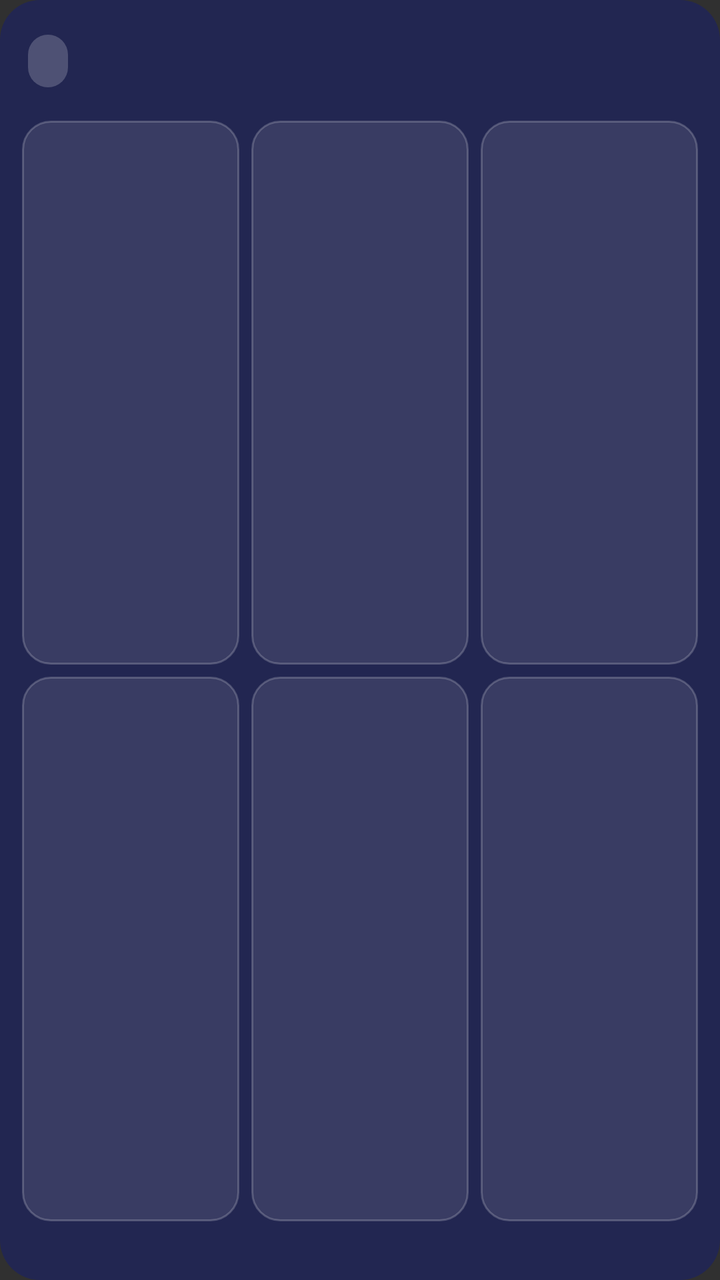
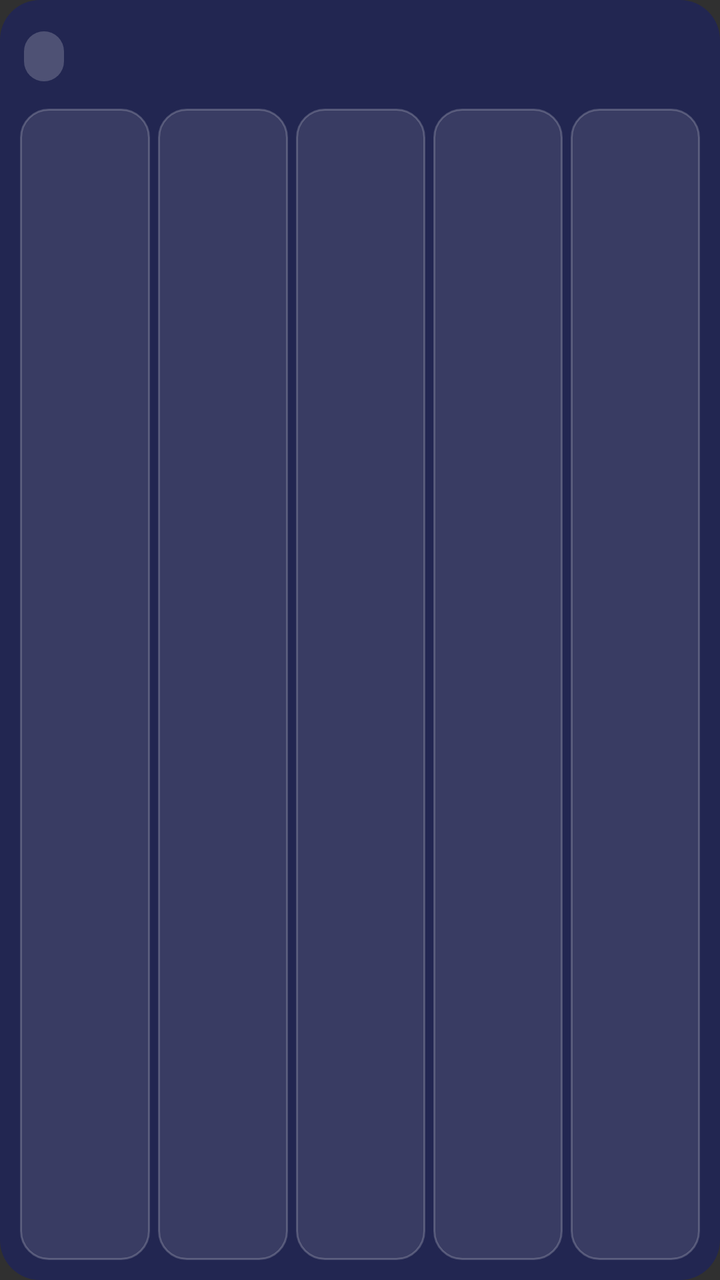

An Android layout rendered at two revisions. The XML below is the earlier revision; the diff shows what the commit changed to produce the second picture.
<!-- AndroidManifest.xml: application theme android:Theme.Material.NoActionBar -->
<!-- res/layout/widget_track.xml -->
<?xml version="1.0" encoding="utf-8"?>
<LinearLayout xmlns:android="http://schemas.android.com/apk/res/android" android:id="@+id/tk_root" android:layout_width="match_parent" android:layout_height="match_parent"
    android:background="@drawable/widget_bg" android:orientation="vertical" android:padding="8dp">
    <LinearLayout android:id="@+id/tk_head" android:layout_width="match_parent" android:layout_height="wrap_content" android:layout_marginStart="6dp" android:layout_marginEnd="6dp"
        android:gravity="center_vertical" android:layoutDirection="rtl" android:orientation="horizontal">
        <TextView android:id="@+id/tk_day" android:layout_width="wrap_content" android:layout_height="wrap_content" android:textColor="#FFFFFFFF" android:textSize="34sp" android:textStyle="bold"/>
        <LinearLayout android:layout_width="0dp" android:layout_height="wrap_content" android:layout_weight="1" android:layout_marginStart="10dp" android:orientation="vertical">
            <TextView android:id="@+id/tk_hijri" android:layout_width="wrap_content" android:layout_height="wrap_content" android:textColor="#FFFFFFFF" android:textSize="14sp" android:singleLine="true"/>
            <TextView android:id="@+id/tk_greg" android:layout_width="wrap_content" android:layout_height="wrap_content" android:textColor="#FFE9DDBB" android:textSize="12sp" android:singleLine="true"/>
        </LinearLayout>
        <TextView android:id="@+id/tk_count" android:layout_width="wrap_content" android:layout_height="wrap_content" android:textColor="#FFE8B84A" android:textSize="15sp" android:textStyle="bold" android:background="@drawable/w_chip" android:paddingStart="10dp" android:paddingEnd="10dp" android:paddingTop="3dp" android:paddingBottom="3dp"/>
    </LinearLayout>
    <LinearLayout android:layout_width="match_parent" android:layout_height="0dp" android:layout_weight="1" android:layout_marginTop="4dp" android:orientation="vertical">
    <LinearLayout android:layout_width="match_parent" android:layout_height="0dp" android:layout_weight="1" android:layoutDirection="rtl" android:orientation="horizontal">
        <LinearLayout android:id="@+id/tk_b0" android:layout_width="0dp" android:layout_height="match_parent" android:layout_weight="1"
            android:layout_margin="3dp" android:background="@drawable/w_tile" android:gravity="center" android:orientation="vertical">
            <TextView android:id="@+id/tk_d0" android:layout_width="wrap_content" android:layout_height="wrap_content" android:textColor="#FFC9CCE0" android:textSize="22sp" />
            <TextView android:id="@+id/tk_n0" android:layout_width="wrap_content" android:layout_height="wrap_content" android:textColor="#FFFFFFFF" android:textSize="15sp" android:textStyle="bold"/>
            <TextView android:id="@+id/tk_t0" android:layout_width="wrap_content" android:layout_height="wrap_content" android:textColor="#FFB8C2DC" android:textSize="13sp" />
        </LinearLayout>
        <LinearLayout android:id="@+id/tk_b1" android:layout_width="0dp" android:layout_height="match_parent" android:layout_weight="1"
            android:layout_margin="3dp" android:background="@drawable/w_tile" android:gravity="center" android:orientation="vertical">
            <TextView android:id="@+id/tk_d1" android:layout_width="wrap_content" android:layout_height="wrap_content" android:textColor="#FFC9CCE0" android:textSize="22sp" />
            <TextView android:id="@+id/tk_n1" android:layout_width="wrap_content" android:layout_height="wrap_content" android:textColor="#FFFFFFFF" android:textSize="15sp" android:textStyle="bold"/>
            <TextView android:id="@+id/tk_t1" android:layout_width="wrap_content" android:layout_height="wrap_content" android:textColor="#FFB8C2DC" android:textSize="13sp" />
        </LinearLayout>
        <LinearLayout android:id="@+id/tk_b2" android:layout_width="0dp" android:layout_height="match_parent" android:layout_weight="1"
            android:layout_margin="3dp" android:background="@drawable/w_tile" android:gravity="center" android:orientation="vertical">
            <TextView android:id="@+id/tk_d2" android:layout_width="wrap_content" android:layout_height="wrap_content" android:textColor="#FFC9CCE0" android:textSize="22sp" />
            <TextView android:id="@+id/tk_n2" android:layout_width="wrap_content" android:layout_height="wrap_content" android:textColor="#FFFFFFFF" android:textSize="15sp" android:textStyle="bold"/>
            <TextView android:id="@+id/tk_t2" android:layout_width="wrap_content" android:layout_height="wrap_content" android:textColor="#FFB8C2DC" android:textSize="13sp" />
        </LinearLayout>
    </LinearLayout>
    <LinearLayout android:layout_width="match_parent" android:layout_height="0dp" android:layout_weight="1" android:layoutDirection="rtl" android:orientation="horizontal">
        <LinearLayout android:id="@+id/tk_b3" android:layout_width="0dp" android:layout_height="match_parent" android:layout_weight="1"
            android:layout_margin="3dp" android:background="@drawable/w_tile" android:gravity="center" android:orientation="vertical">
            <TextView android:id="@+id/tk_d3" android:layout_width="wrap_content" android:layout_height="wrap_content" android:textColor="#FFC9CCE0" android:textSize="22sp" />
            <TextView android:id="@+id/tk_n3" android:layout_width="wrap_content" android:layout_height="wrap_content" android:textColor="#FFFFFFFF" android:textSize="15sp" android:textStyle="bold"/>
            <TextView android:id="@+id/tk_t3" android:layout_width="wrap_content" android:layout_height="wrap_content" android:textColor="#FFB8C2DC" android:textSize="13sp" />
        </LinearLayout>
        <LinearLayout android:id="@+id/tk_b4" android:layout_width="0dp" android:layout_height="match_parent" android:layout_weight="1"
            android:layout_margin="3dp" android:background="@drawable/w_tile" android:gravity="center" android:orientation="vertical">
            <TextView android:id="@+id/tk_d4" android:layout_width="wrap_content" android:layout_height="wrap_content" android:textColor="#FFC9CCE0" android:textSize="22sp" />
            <TextView android:id="@+id/tk_n4" android:layout_width="wrap_content" android:layout_height="wrap_content" android:textColor="#FFFFFFFF" android:textSize="15sp" android:textStyle="bold"/>
            <TextView android:id="@+id/tk_t4" android:layout_width="wrap_content" android:layout_height="wrap_content" android:textColor="#FFB8C2DC" android:textSize="13sp" />
        </LinearLayout>
        <LinearLayout android:id="@+id/tk_b5" android:layout_width="0dp" android:layout_height="match_parent" android:layout_weight="1"
            android:layout_margin="3dp" android:background="@drawable/w_tile" android:gravity="center" android:orientation="vertical">
            <TextView android:id="@+id/tk_d5" android:layout_width="wrap_content" android:layout_height="wrap_content" android:textColor="#FFC9CCE0" android:textSize="22sp" />
            <TextView android:id="@+id/tk_n5" android:layout_width="wrap_content" android:layout_height="wrap_content" android:textColor="#FFFFFFFF" android:textSize="15sp" android:textStyle="bold"/>
            <TextView android:id="@+id/tk_t5" android:layout_width="wrap_content" android:layout_height="wrap_content" android:textColor="#FFB8C2DC" android:textSize="13sp" />
        </LinearLayout>
    </LinearLayout>
    </LinearLayout>
    <TextView android:id="@+id/tk_city" android:layout_width="wrap_content" android:layout_height="wrap_content" android:textColor="#FFB8C2DC" android:textSize="12sp" android:layout_gravity="center_horizontal" android:layout_marginTop="2dp"/>
</LinearLayout>
<!-- resources referenced by this layout -->
<resources>
  <!-- drawable w_chip (drawable) -->
  <?xml version="1.0" encoding="utf-8"?>
  <shape xmlns:android="http://schemas.android.com/apk/res/android" android:shape="rectangle">
      <solid android:color="#33FFFFFF" />
      <corners android:radius="12dp" />
  </shape>
  <!-- drawable w_tile (drawable) -->
  <?xml version="1.0" encoding="utf-8"?>
  <shape xmlns:android="http://schemas.android.com/apk/res/android" android:shape="rectangle">
      <solid android:color="#1AFFFFFF" />
      <corners android:radius="14dp" />
      <stroke android:width="1dp" android:color="#33FFFFFF" />
  </shape>
  <!-- drawable widget_bg (drawable) -->
  <?xml version="1.0" encoding="utf-8"?>
  <shape xmlns:android="http://schemas.android.com/apk/res/android" android:shape="rectangle">
      <solid android:color="#F2222654" />
      <corners android:radius="20dp" />
  </shape>
</resources>

<!-- the commit's change to res/layout/widget_track.xml (unified diff, before → after) -->
@@ -1,56 +1,46 @@
 <?xml version="1.0" encoding="utf-8"?>
 <LinearLayout xmlns:android="http://schemas.android.com/apk/res/android" android:id="@+id/tk_root" android:layout_width="match_parent" android:layout_height="match_parent"
     android:background="@drawable/widget_bg" android:orientation="vertical" android:padding="8dp">
-    <LinearLayout android:id="@+id/tk_head" android:layout_width="match_parent" android:layout_height="wrap_content" android:layout_marginStart="6dp" android:layout_marginEnd="6dp"
+    <LinearLayout android:id="@+id/tk_head" android:layout_width="match_parent" android:layout_height="wrap_content" android:layout_marginStart="4dp" android:layout_marginEnd="4dp"
         android:gravity="center_vertical" android:layoutDirection="rtl" android:orientation="horizontal">
-        <TextView android:id="@+id/tk_day" android:layout_width="wrap_content" android:layout_height="wrap_content" android:textColor="#FFFFFFFF" android:textSize="34sp" android:textStyle="bold"/>
-        <LinearLayout android:layout_width="0dp" android:layout_height="wrap_content" android:layout_weight="1" android:layout_marginStart="10dp" android:orientation="vertical">
-            <TextView android:id="@+id/tk_hijri" android:layout_width="wrap_content" android:layout_height="wrap_content" android:textColor="#FFFFFFFF" android:textSize="14sp" android:singleLine="true"/>
-            <TextView android:id="@+id/tk_greg" android:layout_width="wrap_content" android:layout_height="wrap_content" android:textColor="#FFE9DDBB" android:textSize="12sp" android:singleLine="true"/>
+        <TextView android:id="@+id/tk_day" android:layout_width="wrap_content" android:layout_height="wrap_content" android:textColor="#FFFFFFFF" android:textSize="30sp" android:textStyle="bold" />
+        <LinearLayout android:layout_width="0dp" android:layout_height="wrap_content" android:layout_weight="1" android:layout_marginStart="8dp" android:orientation="vertical">
+            <TextView android:id="@+id/tk_hijri" android:layout_width="match_parent" android:layout_height="wrap_content" android:maxLines="1" android:textColor="#FFFFFFFF" android:textSize="14sp" android:autoSizeTextType="uniform" android:autoSizeMinTextSize="8sp" android:autoSizeMaxTextSize="14sp" android:autoSizeStepGranularity="1sp" />
+            <TextView android:id="@+id/tk_greg" android:layout_width="match_parent" android:layout_height="wrap_content" android:maxLines="1" android:textColor="#FFE9DDBB" android:textSize="12sp" android:autoSizeTextType="uniform" android:autoSizeMinTextSize="8sp" android:autoSizeMaxTextSize="12sp" android:autoSizeStepGranularity="1sp" />
         </LinearLayout>
-        <TextView android:id="@+id/tk_count" android:layout_width="wrap_content" android:layout_height="wrap_content" android:textColor="#FFE8B84A" android:textSize="15sp" android:textStyle="bold" android:background="@drawable/w_chip" android:paddingStart="10dp" android:paddingEnd="10dp" android:paddingTop="3dp" android:paddingBottom="3dp"/>
+        <TextView android:id="@+id/tk_count" android:layout_width="wrap_content" android:layout_height="wrap_content" android:textColor="#FFE8B84A" android:textSize="14sp" android:textStyle="bold"
+            android:background="@drawable/w_chip" android:paddingStart="10dp" android:paddingEnd="10dp" android:paddingTop="3dp" android:paddingBottom="3dp" />
     </LinearLayout>
-    <LinearLayout android:layout_width="match_parent" android:layout_height="0dp" android:layout_weight="1" android:layout_marginTop="4dp" android:orientation="vertical">
-    <LinearLayout android:layout_width="match_parent" android:layout_height="0dp" android:layout_weight="1" android:layoutDirection="rtl" android:orientation="horizontal">
+    <LinearLayout android:layout_width="match_parent" android:layout_height="0dp" android:layout_weight="1" android:layout_marginTop="4dp" android:layoutDirection="rtl" android:orientation="horizontal">
         <LinearLayout android:id="@+id/tk_b0" android:layout_width="0dp" android:layout_height="match_parent" android:layout_weight="1"
-            android:layout_margin="3dp" android:background="@drawable/w_tile" android:gravity="center" android:orientation="vertical">
-            <TextView android:id="@+id/tk_d0" android:layout_width="wrap_content" android:layout_height="wrap_content" android:textColor="#FFC9CCE0" android:textSize="22sp" />
-            <TextView android:id="@+id/tk_n0" android:layout_width="wrap_content" android:layout_height="wrap_content" android:textColor="#FFFFFFFF" android:textSize="15sp" android:textStyle="bold"/>
-            <TextView android:id="@+id/tk_t0" android:layout_width="wrap_content" android:layout_height="wrap_content" android:textColor="#FFB8C2DC" android:textSize="13sp" />
+            android:layout_margin="2dp" android:background="@drawable/w_tile" android:gravity="center" android:orientation="vertical" android:padding="2dp">
+            <TextView android:id="@+id/tk_d0" android:layout_width="wrap_content" android:layout_height="wrap_content" android:textColor="#FFC9CCE0" android:textSize="20sp" />
+            <TextView android:id="@+id/tk_n0" android:layout_width="match_parent" android:layout_height="wrap_content" android:maxLines="1" android:textColor="#FFFFFFFF" android:textSize="14sp" android:autoSizeTextType="uniform" android:autoSizeMinTextSize="8sp" android:autoSizeMaxTextSize="14sp" android:autoSizeStepGranularity="1sp" android:gravity="center" android:textStyle="bold" />
+            <TextView android:id="@+id/tk_t0" android:layout_width="match_parent" android:layout_height="wrap_content" android:maxLines="1" android:textColor="#FFB8C2DC" android:textSize="12sp" android:autoSizeTextType="uniform" android:autoSizeMinTextSize="8sp" android:autoSizeMaxTextSize="12sp" android:autoSizeStepGranularity="1sp" android:gravity="center" />
         </LinearLayout>
         <LinearLayout android:id="@+id/tk_b1" android:layout_width="0dp" android:layout_height="match_parent" android:layout_weight="1"
-            android:layout_margin="3dp" android:background="@drawable/w_tile" android:gravity="center" android:orientation="vertical">
-            <TextView android:id="@+id/tk_d1" android:layout_width="wrap_content" android:layout_height="wrap_content" android:textColor="#FFC9CCE0" android:textSize="22sp" />
-            <TextView android:id="@+id/tk_n1" android:layout_width="wrap_content" android:layout_height="wrap_content" android:textColor="#FFFFFFFF" android:textSize="15sp" android:textStyle="bold"/>
-            <TextView android:id="@+id/tk_t1" android:layout_width="wrap_content" android:layout_height="wrap_content" android:textColor="#FFB8C2DC" android:textSize="13sp" />
+            android:layout_margin="2dp" android:background="@drawable/w_tile" android:gravity="center" android:orientation="vertical" android:padding="2dp">
+            <TextView android:id="@+id/tk_d1" android:layout_width="wrap_content" android:layout_height="wrap_content" android:textColor="#FFC9CCE0" android:textSize="20sp" />
+            <TextView android:id="@+id/tk_n1" android:layout_width="match_parent" android:layout_height="wrap_content" android:maxLines="1" android:textColor="#FFFFFFFF" android:textSize="14sp" android:autoSizeTextType="uniform" android:autoSizeMinTextSize="8sp" android:autoSizeMaxTextSize="14sp" android:autoSizeStepGranularity="1sp" android:gravity="center" android:textStyle="bold" />
+            <TextView android:id="@+id/tk_t1" android:layout_width="match_parent" android:layout_height="wrap_content" android:maxLines="1" android:textColor="#FFB8C2DC" android:textSize="12sp" android:autoSizeTextType="uniform" android:autoSizeMinTextSize="8sp" android:autoSizeMaxTextSize="12sp" android:autoSizeStepGranularity="1sp" android:gravity="center" />
         </LinearLayout>
         <LinearLayout android:id="@+id/tk_b2" android:layout_width="0dp" android:layout_height="match_parent" android:layout_weight="1"
-            android:layout_margin="3dp" android:background="@drawable/w_tile" android:gravity="center" android:orientation="vertical">
-            <TextView android:id="@+id/tk_d2" android:layout_width="wrap_content" android:layout_height="wrap_content" android:textColor="#FFC9CCE0" android:textSize="22sp" />
-            <TextView android:id="@+id/tk_n2" android:layout_width="wrap_content" android:layout_height="wrap_content" android:textColor="#FFFFFFFF" android:textSize="15sp" android:textStyle="bold"/>
-            <TextView android:id="@+id/tk_t2" android:layout_width="wrap_content" android:layout_height="wrap_content" android:textColor="#FFB8C2DC" android:textSize="13sp" />
+            android:layout_margin="2dp" android:background="@drawable/w_tile" android:gravity="center" android:orientation="vertical" android:padding="2dp">
+            <TextView android:id="@+id/tk_d2" android:layout_width="wrap_content" android:layout_height="wrap_content" android:textColor="#FFC9CCE0" android:textSize="20sp" />
+            <TextView android:id="@+id/tk_n2" android:layout_width="match_parent" android:layout_height="wrap_content" android:maxLines="1" android:textColor="#FFFFFFFF" android:textSize="14sp" android:autoSizeTextType="uniform" android:autoSizeMinTextSize="8sp" android:autoSizeMaxTextSize="14sp" android:autoSizeStepGranularity="1sp" android:gravity="center" android:textStyle="bold" />
+            <TextView android:id="@+id/tk_t2" android:layout_width="match_parent" android:layout_height="wrap_content" android:maxLines="1" android:textColor="#FFB8C2DC" android:textSize="12sp" android:autoSizeTextType="uniform" android:autoSizeMinTextSize="8sp" android:autoSizeMaxTextSize="12sp" android:autoSizeStepGranularity="1sp" android:gravity="center" />
+        </LinearLayout>
+        <LinearLayout android:id="@+id/tk_b3" android:layout_width="0dp" android:layout_height="match_parent" android:layout_weight="1"
+            android:layout_margin="2dp" android:background="@drawable/w_tile" android:gravity="center" android:orientation="vertical" android:padding="2dp">
+            <TextView android:id="@+id/tk_d3" android:layout_width="wrap_content" android:layout_height="wrap_content" android:textColor="#FFC9CCE0" android:textSize="20sp" />
+            <TextView android:id="@+id/tk_n3" android:layout_width="match_parent" android:layout_height="wrap_content" android:maxLines="1" android:textColor="#FFFFFFFF" android:textSize="14sp" android:autoSizeTextType="uniform" android:autoSizeMinTextSize="8sp" android:autoSizeMaxTextSize="14sp" android:autoSizeStepGranularity="1sp" android:gravity="center" android:textStyle="bold" />
+            <TextView android:id="@+id/tk_t3" android:layout_width="match_parent" android:layout_height="wrap_content" android:maxLines="1" android:textColor="#FFB8C2DC" android:textSize="12sp" android:autoSizeTextType="uniform" android:autoSizeMinTextSize="8sp" android:autoSizeMaxTextSize="12sp" android:autoSizeStepGranularity="1sp" android:gravity="center" />
+        </LinearLayout>
+        <LinearLayout android:id="@+id/tk_b4" android:layout_width="0dp" android:layout_height="match_parent" android:layout_weight="1"
+            android:layout_margin="2dp" android:background="@drawable/w_tile" android:gravity="center" android:orientation="vertical" android:padding="2dp">
+            <TextView android:id="@+id/tk_d4" android:layout_width="wrap_content" android:layout_height="wrap_content" android:textColor="#FFC9CCE0" android:textSize="20sp" />
+            <TextView android:id="@+id/tk_n4" android:layout_width="match_parent" android:layout_height="wrap_content" android:maxLines="1" android:textColor="#FFFFFFFF" android:textSize="14sp" android:autoSizeTextType="uniform" android:autoSizeMinTextSize="8sp" android:autoSizeMaxTextSize="14sp" android:autoSizeStepGranularity="1sp" android:gravity="center" android:textStyle="bold" />
+            <TextView android:id="@+id/tk_t4" android:layout_width="match_parent" android:layout_height="wrap_content" android:maxLines="1" android:textColor="#FFB8C2DC" android:textSize="12sp" android:autoSizeTextType="uniform" android:autoSizeMinTextSize="8sp" android:autoSizeMaxTextSize="12sp" android:autoSizeStepGranularity="1sp" android:gravity="center" />
         </LinearLayout>
     </LinearLayout>
-    <LinearLayout android:layout_width="match_parent" android:layout_height="0dp" android:layout_weight="1" android:layoutDirection="rtl" android:orientation="horizontal">
-        <LinearLayout android:id="@+id/tk_b3" android:layout_width="0dp" android:layout_height="match_parent" android:layout_weight="1"
-            android:layout_margin="3dp" android:background="@drawable/w_tile" android:gravity="center" android:orientation="vertical">
-            <TextView android:id="@+id/tk_d3" android:layout_width="wrap_content" android:layout_height="wrap_content" android:textColor="#FFC9CCE0" android:textSize="22sp" />
-            <TextView android:id="@+id/tk_n3" android:layout_width="wrap_content" android:layout_height="wrap_content" android:textColor="#FFFFFFFF" android:textSize="15sp" android:textStyle="bold"/>
-            <TextView android:id="@+id/tk_t3" android:layout_width="wrap_content" android:layout_height="wrap_content" android:textColor="#FFB8C2DC" android:textSize="13sp" />
-        </LinearLayout>
-        <LinearLayout android:id="@+id/tk_b4" android:layout_width="0dp" android:layout_height="match_parent" android:layout_weight="1"
-            android:layout_margin="3dp" android:background="@drawable/w_tile" android:gravity="center" android:orientation="vertical">
-            <TextView android:id="@+id/tk_d4" android:layout_width="wrap_content" android:layout_height="wrap_content" android:textColor="#FFC9CCE0" android:textSize="22sp" />
-            <TextView android:id="@+id/tk_n4" android:layout_width="wrap_content" android:layout_height="wrap_content" android:textColor="#FFFFFFFF" android:textSize="15sp" android:textStyle="bold"/>
-            <TextView android:id="@+id/tk_t4" android:layout_width="wrap_content" android:layout_height="wrap_content" android:textColor="#FFB8C2DC" android:textSize="13sp" />
-        </LinearLayout>
-        <LinearLayout android:id="@+id/tk_b5" android:layout_width="0dp" android:layout_height="match_parent" android:layout_weight="1"
-            android:layout_margin="3dp" android:background="@drawable/w_tile" android:gravity="center" android:orientation="vertical">
-            <TextView android:id="@+id/tk_d5" android:layout_width="wrap_content" android:layout_height="wrap_content" android:textColor="#FFC9CCE0" android:textSize="22sp" />
-            <TextView android:id="@+id/tk_n5" android:layout_width="wrap_content" android:layout_height="wrap_content" android:textColor="#FFFFFFFF" android:textSize="15sp" android:textStyle="bold"/>
-            <TextView android:id="@+id/tk_t5" android:layout_width="wrap_content" android:layout_height="wrap_content" android:textColor="#FFB8C2DC" android:textSize="13sp" />
-        </LinearLayout>
-    </LinearLayout>
-    </LinearLayout>
-    <TextView android:id="@+id/tk_city" android:layout_width="wrap_content" android:layout_height="wrap_content" android:textColor="#FFB8C2DC" android:textSize="12sp" android:layout_gravity="center_horizontal" android:layout_marginTop="2dp"/>
 </LinearLayout>
